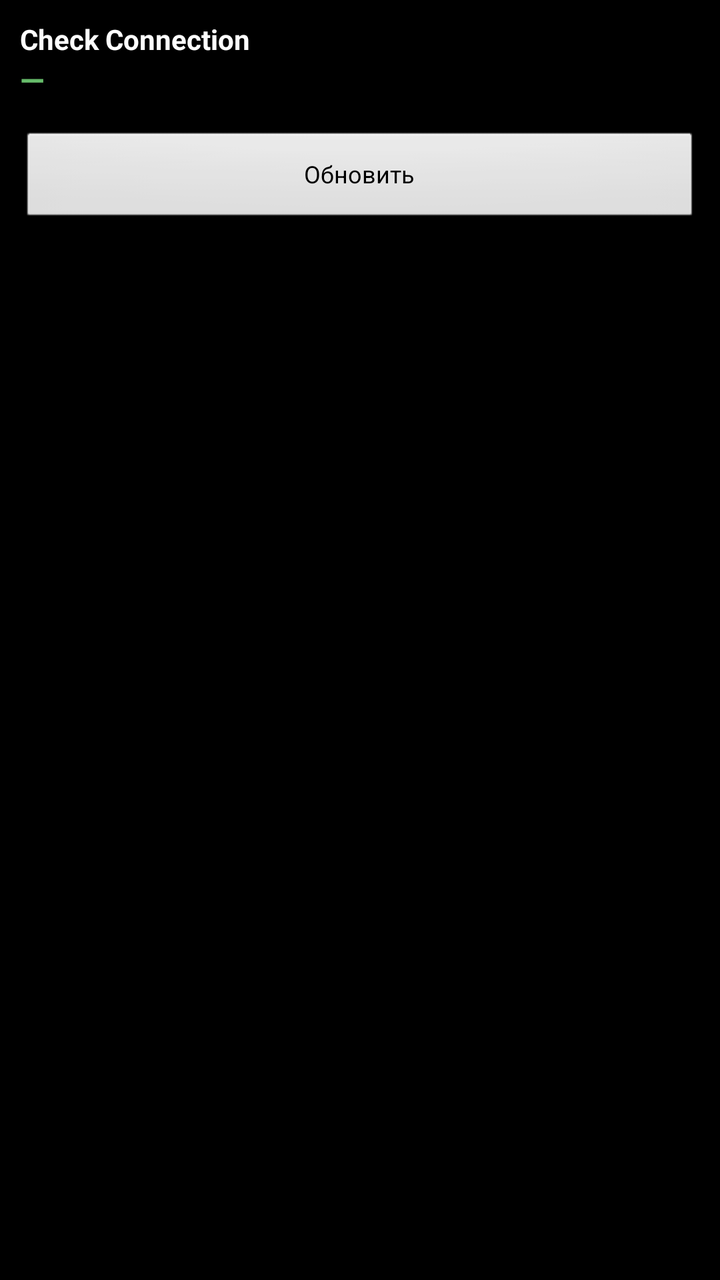
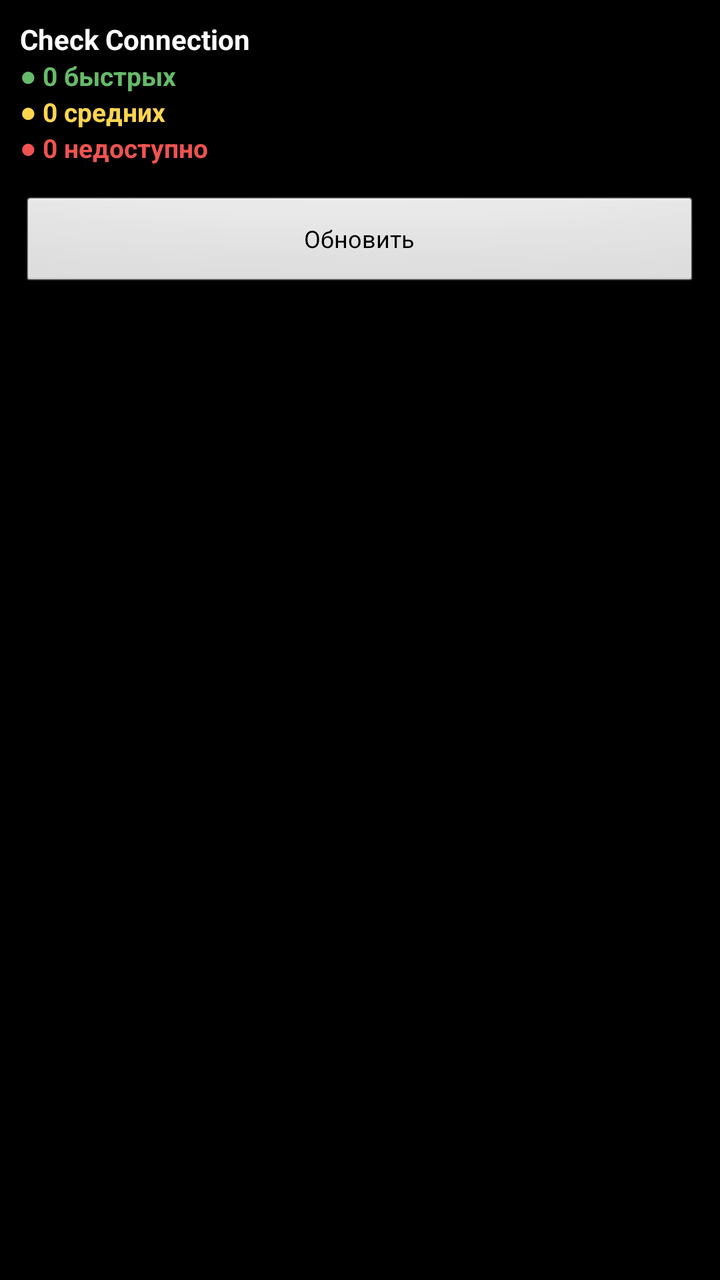

Screens rendered from an Android XML layout before and after an edit, with the pre-edit source and the edit as a unified diff.
<!-- AndroidManifest.xml: application theme android:Theme.Black.NoTitleBar -->
<!-- res/layout/widget.xml -->
<?xml version="1.0" encoding="utf-8"?>
<LinearLayout xmlns:android="http://schemas.android.com/apk/res/android"
    android:id="@+id/w_root"
    android:layout_width="match_parent"
    android:layout_height="match_parent"
    android:orientation="vertical"
    android:padding="10dp">

    <TextView
        android:id="@+id/w_title"
        android:layout_width="match_parent"
        android:layout_height="wrap_content"
        android:text="Check Connection"
        android:textColor="#FFFFFFFF"
        android:textSize="14sp"
        android:textStyle="bold"/>

    <TextView
        android:id="@+id/w_status"
        android:layout_width="match_parent"
        android:layout_height="wrap_content"
        android:text="—"
        android:textColor="#FF66BB6A"
        android:textSize="16sp"
        android:textStyle="bold"/>

    <TextView
        android:id="@+id/w_time"
        android:layout_width="match_parent"
        android:layout_height="wrap_content"
        android:text=""
        android:textColor="#FF9AA0A6"
        android:textSize="11sp"/>

    <Button
        android:id="@+id/w_refresh"
        android:layout_width="match_parent"
        android:layout_height="wrap_content"
        android:text="Обновить"
        android:textSize="12sp"/>
</LinearLayout>
<!-- resources referenced by this layout -->
<resources>

</resources>

<!-- the commit's change to res/layout/widget.xml (unified diff, before → after) -->
@@ -16,12 +16,30 @@
         android:textStyle="bold"/>
 
     <TextView
-        android:id="@+id/w_status"
+        android:id="@+id/w_g"
         android:layout_width="match_parent"
         android:layout_height="wrap_content"
-        android:text="—"
+        android:text="● 0 быстрых"
         android:textColor="#FF66BB6A"
-        android:textSize="16sp"
+        android:textSize="13sp"
+        android:textStyle="bold"/>
+
+    <TextView
+        android:id="@+id/w_y"
+        android:layout_width="match_parent"
+        android:layout_height="wrap_content"
+        android:text="● 0 средних"
+        android:textColor="#FFFFD54F"
+        android:textSize="13sp"
+        android:textStyle="bold"/>
+
+    <TextView
+        android:id="@+id/w_r"
+        android:layout_width="match_parent"
+        android:layout_height="wrap_content"
+        android:text="● 0 недоступно"
+        android:textColor="#FFEF5350"
+        android:textSize="13sp"
         android:textStyle="bold"/>
 
     <TextView
